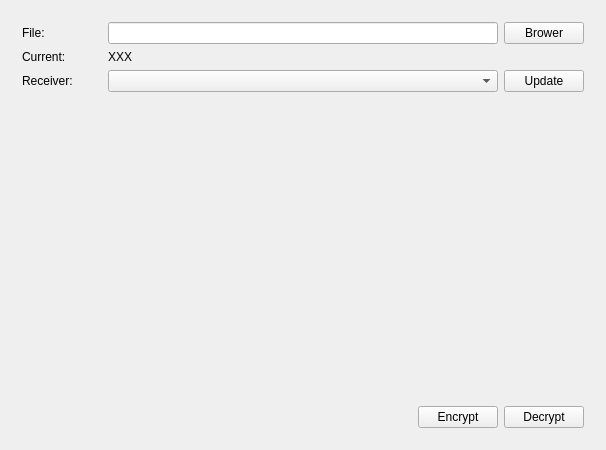
Before: the Qt Designer form src/user/mainwidget.ui in MichaelLugq/ukey-auth, drawn with Qt 5.
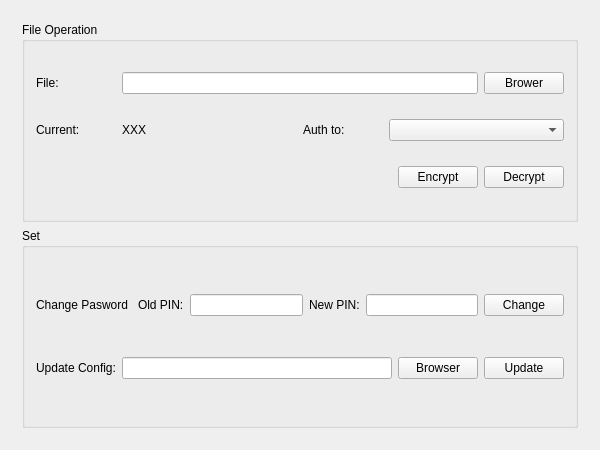
After: the same form once the commit is applied. The open tabs and pages were chosen to show the change.

The edit to the form file:
```diff
--- a/src/user/mainwidget.ui
+++ b/src/user/mainwidget.ui
@@ -55,27 +55,6 @@
          </item>
         </layout>
        </item>
-       <item>
-        <layout class="QHBoxLayout" name="horizontalLayout_6">
-         <item>
-          <widget class="QLabel" name="label_new_pin">
-           <property name="text">
-            <string>New PIN</string>
-           </property>
-          </widget>
-         </item>
-         <item>
-          <widget class="QLineEdit" name="edit_new_pin"/>
-         </item>
-         <item>
-          <widget class="QPushButton" name="btn_change_pin">
-           <property name="text">
-            <string>Change</string>
-           </property>
-          </widget>
-         </item>
-        </layout>
-       </item>
        <item>
         <spacer name="verticalSpacer_3">
          <property name="orientation">
@@ -92,6 +71,12 @@
       </layout>
      </widget>
      <widget class="QWidget" name="page_op">
+      <layout class="QVBoxLayout" name="verticalLayout_5">
+       <item>
+        <widget class="QGroupBox" name="groupBox_2">
+         <property name="title">
+          <string>File Operation</string>
+         </property>
       <layout class="QVBoxLayout" name="verticalLayout">
        <item>
         <layout class="QHBoxLayout" name="horizontalLayout">
@@ -127,7 +112,7 @@
         </layout>
        </item>
        <item>
-        <layout class="QHBoxLayout" name="horizontalLayout_4">
+           <layout class="QHBoxLayout" name="horizontalLayout_3">
          <item>
           <widget class="QLabel" name="label_3">
            <property name="minimumSize">
@@ -154,10 +139,6 @@
            </property>
           </widget>
          </item>
-        </layout>
-       </item>
-       <item>
-        <layout class="QHBoxLayout" name="horizontalLayout_3">
          <item>
           <widget class="QLabel" name="label_2">
            <property name="minimumSize">
@@ -173,7 +154,7 @@
             </size>
            </property>
            <property name="text">
-            <string>Receiver:</string>
+               <string>Auth to:</string>
            </property>
           </widget>
          </item>
@@ -181,34 +162,14 @@
           <widget class="QComboBox" name="comboBox">
            <property name="minimumSize">
             <size>
-             <width>390</width>
+                <width>0</width>
              <height>0</height>
             </size>
            </property>
           </widget>
          </item>
-         <item>
-          <widget class="QPushButton" name="btn_update">
-           <property name="text">
-            <string>Update</string>
-           </property>
-          </widget>
-         </item>
-        </layout>
-       </item>
-       <item>
-        <spacer name="verticalSpacer">
-         <property name="orientation">
-          <enum>Qt::Vertical</enum>
-         </property>
-         <property name="sizeHint" stdset="0">
-          <size>
-           <width>20</width>
-           <height>301</height>
-          </size>
-         </property>
-        </spacer>
-       </item>
+           </layout>
+          </item>
        <item>
         <layout class="QHBoxLayout" name="horizontalLayout_2">
          <item>
@@ -239,6 +200,84 @@
           </widget>
          </item>
         </layout>
+          </item>
+         </layout>
+        </widget>
+       </item>
+       <item>
+        <widget class="QGroupBox" name="groupBox">
+         <property name="title">
+          <string>Set</string>
+         </property>
+         <layout class="QVBoxLayout" name="verticalLayout_4">
+          <item>
+           <layout class="QHBoxLayout" name="horizontalLayout_6">
+            <item>
+             <widget class="QLabel" name="label_5">
+              <property name="text">
+               <string>Change Pasword </string>
+              </property>
+             </widget>
+            </item>
+            <item>
+             <widget class="QLabel" name="label_4">
+              <property name="text">
+               <string>Old PIN:</string>
+              </property>
+             </widget>
+            </item>
+            <item>
+             <widget class="QLineEdit" name="edit_old_pin"/>
+            </item>
+            <item>
+             <widget class="QLabel" name="label_new_pin">
+              <property name="text">
+               <string>New PIN:</string>
+              </property>
+             </widget>
+            </item>
+            <item>
+             <widget class="QLineEdit" name="edit_new_pin"/>
+            </item>
+            <item>
+             <widget class="QPushButton" name="btn_change_pin">
+              <property name="text">
+               <string>Change</string>
+              </property>
+             </widget>
+            </item>
+           </layout>
+          </item>
+          <item>
+           <layout class="QHBoxLayout" name="horizontalLayout_4">
+            <item>
+             <widget class="QLabel" name="label_6">
+              <property name="text">
+               <string>Update Config:</string>
+              </property>
+             </widget>
+            </item>
+            <item>
+             <widget class="QLineEdit" name="edit_update_path"/>
+            </item>
+            <item>
+             <widget class="QPushButton" name="btn_update_browser">
+              <property name="text">
+               <string>Browser</string>
+              </property>
+             </widget>
+            </item>
+            <item>
+             <widget class="QPushButton" name="btn_update">
+              <property name="text">
+               <string>Update</string>
+              </property>
+             </widget>
+            </item>
+           </layout>
+          </item>
+         </layout>
+        </widget>
        </item>
       </layout>
      </widget>
```
Left out of the diff: 2 changed lines with no effect on the pictures. Lines whose indentation alone changed are shown as unchanged.
